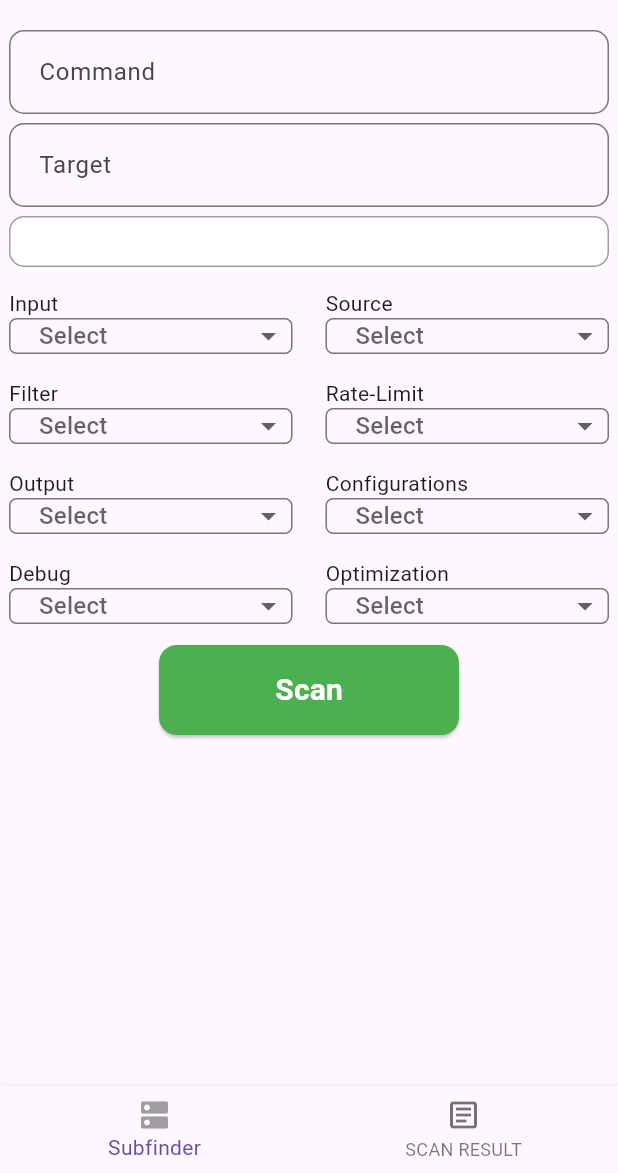
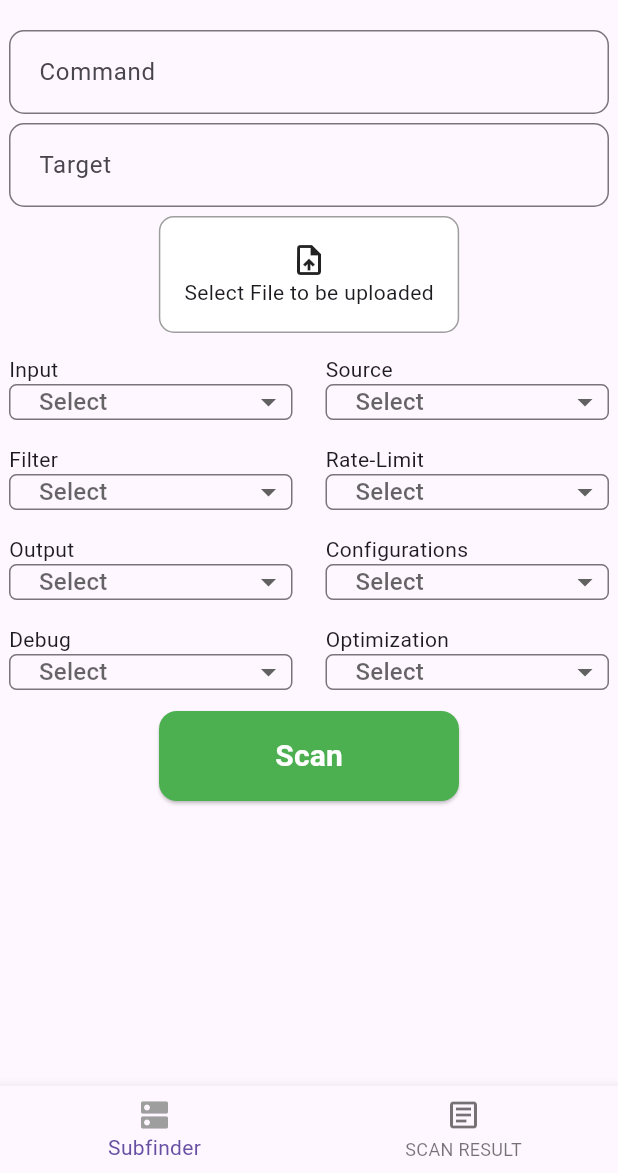
Before and after one commit to aklavya20/sudo, a Flutter app: the screen it shows after launch, on a phone screen of 412 x 824 dp, the part 63-1236 px from its top. Run offline on Flutter 3.47's test engine with Material 3 defaults, Android fonts, the phone set to English and light mode, and no system bars; our stand-ins replace dropdown_button2, file_picker, fluttertoast.

Commit message:
initial commit

```diff
--- a/lib/main.dart
+++ b/lib/main.dart
@@ -337,6 +337,14 @@ class SudoState extends State<Sudo> {
                     borderRadius: BorderRadius.circular(10.0),
                     border: Border.all(color: Colors.grey, width: 1.0),
                   ),
+                  child: Column(
+                    mainAxisAlignment: MainAxisAlignment.center,
+                    crossAxisAlignment: CrossAxisAlignment.center,
+                    children: [
+                      Icon(Icons.upload_file),
+                      Text("Select File to be uploaded"),
+                    ],
+                  ),
                 ),
               ),
             ),
```
